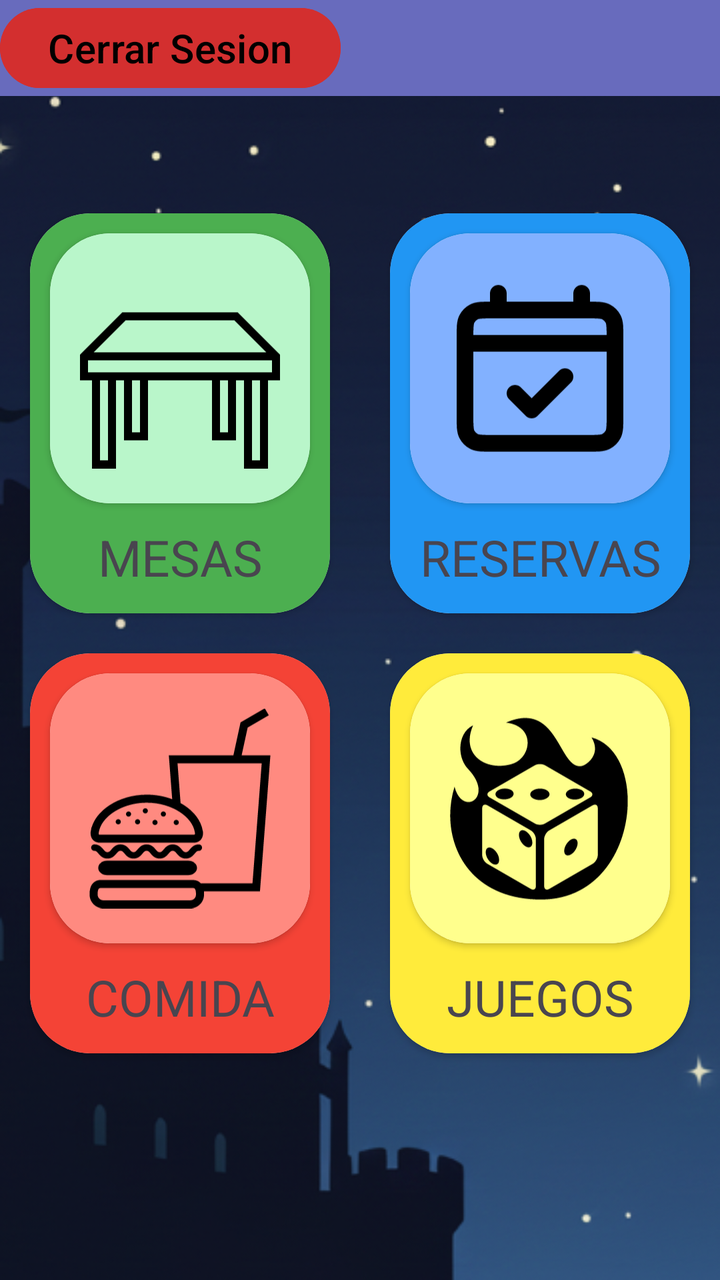
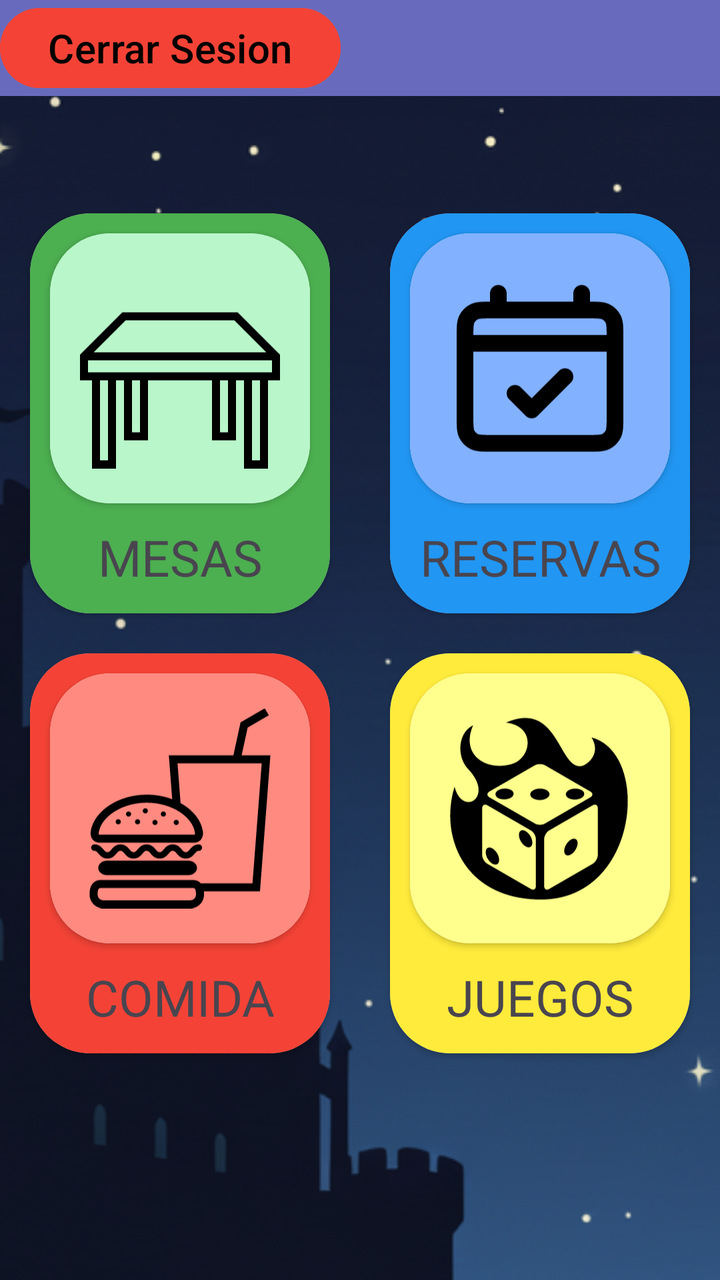

Screens rendered from an Android XML layout before and after an edit, with the pre-edit source and the edit as a unified diff.
<!-- AndroidManifest.xml: application theme Theme.LaPosada -->
<!-- res/layout/activity_home_menu.xml -->
<?xml version="1.0" encoding="utf-8"?>
<androidx.constraintlayout.widget.ConstraintLayout xmlns:android="http://schemas.android.com/apk/res/android"
    xmlns:app="http://schemas.android.com/apk/res-auto"
    xmlns:tools="http://schemas.android.com/tools"
    android:id="@+id/main"
    android:layout_width="match_parent"
    android:layout_height="match_parent"
    tools:context=".HomeMenu_Activity"
    android:background="@drawable/fondo_default"
    >

    <androidx.constraintlayout.widget.Guideline
        android:layout_width="wrap_content"
        android:layout_height="wrap_content"
        android:orientation="horizontal"
        app:layout_constraintGuide_percent="0.075"
        android:id="@+id/guideLine_top"
        />
    <androidx.constraintlayout.widget.ConstraintLayout
        android:layout_width="match_parent"
        android:layout_height="0dp"
        android:id="@+id/linearLayout_topMenu"
        app:layout_constraintTop_toTopOf="parent"
        app:layout_constraintBottom_toBottomOf="@id/guideLine_top"
        app:layout_constraintStart_toStartOf="parent"
        android:background="@color/purple_blue"
        android:weightSum="100"
        >
        <Button
            android:id="@+id/button_backButton"
            android:layout_width="wrap_content"
            android:layout_height="match_parent"

            android:backgroundTint="@color/red_dark"
            android:text="Cerrar Sesion"
            app:layout_constraintTop_toTopOf="parent"
            app:layout_constraintBottom_toBottomOf="parent"
            app:layout_constraintStart_toStartOf="parent"
            android:textColor="@color/black"
            android:textSize="20sp"
            />



    </androidx.constraintlayout.widget.ConstraintLayout>

    <androidx.constraintlayout.widget.Guideline
        android:layout_width="wrap_content"
        android:layout_height="wrap_content"
        android:orientation="vertical"
        android:id="@+id/guideLine_middle"
        app:layout_constraintGuide_percent="0.5"
        />

    <androidx.cardview.widget.CardView
        android:id="@+id/cardView_tablesMenu"
        android:layout_width="150dp"
        android:layout_height="200dp"
        app:layout_constraintTop_toBottomOf="@id/linearLayout_topMenu"
        app:layout_constraintBottom_toBottomOf="parent"
        app:layout_constraintStart_toStartOf="parent"
        app:layout_constraintEnd_toEndOf="@id/guideLine_middle"
        app:cardCornerRadius="30dp"
        app:layout_constraintVertical_bias="0.15"
        >
        <LinearLayout
            android:layout_width="match_parent"
            android:layout_height="match_parent"
            android:orientation="vertical"
            android:background="@color/green"
            android:weightSum="100"
            >
            <androidx.cardview.widget.CardView
                android:layout_width="match_parent"
                android:layout_height="0dp"
                android:layout_weight="75"
                app:cardCornerRadius="30dp"
                android:layout_margin="10dp"
                >

                <LinearLayout
                    android:layout_width="match_parent"
                    android:layout_height="match_parent"
                    android:orientation="vertical"
                    android:background="@color/pastel_green"
                    >
                    <ImageView
                        android:layout_width="match_parent"
                        android:layout_height="match_parent"
                        android:src="@drawable/table"
                        android:padding="15dp"
                        />
                </LinearLayout>

            </androidx.cardview.widget.CardView>
            <TextView
                android:layout_width="match_parent"
                android:layout_height="0dp"
                android:layout_weight="25"
                android:text="@string/tables_title"
                android:gravity="center|top"
                android:textSize="25sp"
                />

        </LinearLayout>

    </androidx.cardview.widget.CardView>

    <androidx.cardview.widget.CardView
        android:id="@+id/cardView_reservasMenu"
        android:layout_width="150dp"
        android:layout_height="200dp"
        app:layout_constraintTop_toBottomOf="@id/linearLayout_topMenu"
        app:layout_constraintBottom_toBottomOf="parent"
        app:layout_constraintStart_toStartOf="@id/guideLine_middle"
        app:layout_constraintEnd_toEndOf="parent"
        app:cardCornerRadius="30dp"
        app:layout_constraintVertical_bias="0.15"
        >
        <LinearLayout
            android:layout_width="match_parent"
            android:layout_height="match_parent"
            android:orientation="vertical"
            android:background="@color/blue"
            android:weightSum="100"
            >
            <androidx.cardview.widget.CardView
                android:layout_width="match_parent"
                android:layout_height="0dp"
                android:layout_weight="75"
                app:cardCornerRadius="30dp"
                android:layout_margin="10dp"
                >

                <LinearLayout
                    android:layout_width="match_parent"
                    android:layout_height="match_parent"
                    android:orientation="vertical"
                    android:background="@color/pastel_blue"
                    >
                    <ImageView
                        android:layout_width="match_parent"
                        android:layout_height="match_parent"
                        android:src="@drawable/calendar"
                        android:padding="15dp"
                        />
                </LinearLayout>

            </androidx.cardview.widget.CardView>
            <TextView
                android:layout_width="match_parent"
                android:layout_height="0dp"
                android:layout_weight="25"
                android:text="@string/reservas_title"
                android:gravity="center|top"
                android:textSize="25sp"
                />

        </LinearLayout>

    </androidx.cardview.widget.CardView>
    <androidx.cardview.widget.CardView
        android:id="@+id/cardView_foodMenu"
        android:layout_width="150dp"
        android:layout_height="200dp"
        app:layout_constraintTop_toBottomOf="@id/cardView_tablesMenu"
        app:layout_constraintBottom_toBottomOf="parent"
        app:layout_constraintStart_toStartOf="@id/cardView_tablesMenu"
        app:cardCornerRadius="30dp"
        app:layout_constraintVertical_bias="0.15"

        >
        <LinearLayout
            android:layout_width="match_parent"
            android:layout_height="match_parent"
            android:orientation="vertical"
            android:background="@color/red"
            android:weightSum="100"
            >
            <androidx.cardview.widget.CardView
                android:layout_width="match_parent"
                android:layout_height="0dp"
                android:layout_weight="75"
                app:cardCornerRadius="30dp"
                android:layout_margin="10dp"
                >

                <LinearLayout
                    android:layout_width="match_parent"
                    android:layout_height="match_parent"
                    android:orientation="vertical"
                    android:background="@color/pastel_red"
                    >
                    <ImageView
                        android:layout_width="match_parent"
                        android:layout_height="match_parent"
                        android:src="@drawable/food"
                        android:padding="15dp"
                        />
                </LinearLayout>

            </androidx.cardview.widget.CardView>
            <TextView
                android:layout_width="match_parent"
                android:layout_height="0dp"
                android:layout_weight="25"
                android:text="@string/food_title"
                android:gravity="center|top"
                android:textSize="25sp"
                />

        </LinearLayout>

    </androidx.cardview.widget.CardView>
    <androidx.cardview.widget.CardView
        android:id="@+id/cardView_gamesMenu"
        android:layout_width="150dp"
        android:layout_height="200dp"
        app:layout_constraintTop_toBottomOf="@id/cardView_reservasMenu"
        app:layout_constraintBottom_toBottomOf="parent"
        app:layout_constraintStart_toStartOf="@id/cardView_reservasMenu"
        app:cardCornerRadius="30dp"
        app:layout_constraintVertical_bias="0.15"
        >
        <LinearLayout
            android:layout_width="match_parent"
            android:layout_height="match_parent"
            android:orientation="vertical"
            android:background="@color/yellow"
            android:weightSum="100"
            >
            <androidx.cardview.widget.CardView
                android:layout_width="match_parent"
                android:layout_height="0dp"
                android:layout_weight="75"
                app:cardCornerRadius="30dp"
                android:layout_margin="10dp"
                >

                <LinearLayout
                    android:layout_width="match_parent"
                    android:layout_height="match_parent"
                    android:orientation="vertical"
                    android:background="@color/pastel_yellow"
                    >
                    <ImageView
                        android:layout_width="match_parent"
                        android:layout_height="match_parent"
                        android:src="@drawable/fire_dice"
                        android:padding="15dp"
                        />
                </LinearLayout>

            </androidx.cardview.widget.CardView>
            <TextView
                android:layout_width="match_parent"
                android:layout_height="0dp"
                android:layout_weight="25"
                android:text="@string/games_title"
                android:gravity="center|top"
                android:textSize="25sp"
                />

        </LinearLayout>

    </androidx.cardview.widget.CardView>



</androidx.constraintlayout.widget.ConstraintLayout>
<!-- resources referenced by this layout -->
<resources>
  <color name="black">#FF000000</color>
  <color name="blue">#2196F3</color>
  <color name="green">#4CAF50</color>
  <color name="pastel_blue">#82B1FF</color>
  <color name="pastel_green">#B9F6CA</color>
  <color name="pastel_red">#FF8A80</color>
  <color name="pastel_yellow">#FFFF8D</color>
  <color name="purple_blue">#686bbd</color>
  <color name="red">#F44336</color>
  <color name="red_dark">#D32F2F</color>
  <color name="yellow">#FFEB3B</color>
  <!-- drawable calendar (drawable) -->
  <vector xmlns:android="http://schemas.android.com/apk/res/android"
      android:width="800dp"
      android:height="800dp"
      android:viewportWidth="24"
      android:viewportHeight="24">
    <path
        android:pathData="M3,9H21M9,15L11,17L15,13M7,3V5M17,3V5M6.2,21H17.8C18.92,21 19.48,21 19.908,20.782C20.284,20.59 20.59,20.284 20.782,19.908C21,19.48 21,18.92 21,17.8V8.2C21,7.08 21,6.52 20.782,6.092C20.59,5.716 20.284,5.41 19.908,5.218C19.48,5 18.92,5 17.8,5H6.2C5.08,5 4.52,5 4.092,5.218C3.716,5.41 3.41,5.716 3.218,6.092C3,6.52 3,7.08 3,8.2V17.8C3,18.92 3,19.48 3.218,19.908C3.41,20.284 3.716,20.59 4.092,20.782C4.52,21 5.08,21 6.2,21Z"
        android:strokeLineJoin="round"
        android:strokeWidth="2"
        android:fillColor="#00000000"
        android:strokeColor="#000000"
        android:strokeLineCap="round"/>
  </vector>
  <!-- drawable table (drawable) -->
  <vector xmlns:android="http://schemas.android.com/apk/res/android"
      android:width="800dp"
      android:height="800dp"
      android:viewportWidth="50"
      android:viewportHeight="50">
    <path
        android:pathData="M10.586,11L0.381,21.205A1,1 0,0 0,0.189 21.396L0,21.586L0,21.832A1,1 0,0 0,0 22.158L0,28L3,28L3,50L9,50L9,28L11,28L11,43L17,43L17,28L33,28L33,43L39,43L39,28L41,28L41,50L47,50L47,28L50,28L50,22.168A1,1 0,0 0,50 21.842L50,21.586L49.807,21.393A1,1 0,0 0,49.623 21.207A1,1 0,0 0,49.617 21.203L39.414,11L39,11L10.586,11zM11.414,13L38.586,13L46.586,21L3.414,21L11.414,13zM2,23L48,23L48,26L46.168,26A1,1 0,0 0,45.842 26L42.154,26A1,1 0,0 0,41.984 25.986A1,1 0,0 0,41.84 26L38.168,26A1,1 0,0 0,37.842 26L34.154,26A1,1 0,0 0,33.984 25.986A1,1 0,0 0,33.84 26L16.168,26A1,1 0,0 0,15.842 26L12.154,26A1,1 0,0 0,11.984 25.986A1,1 0,0 0,11.84 26L8.168,26A1,1 0,0 0,7.842 26L4.154,26A1,1 0,0 0,3.984 25.986A1,1 0,0 0,3.84 26L2,26L2,23zM5,28L7,28L7,48L5,48L5,28zM13,28L15,28L15,41L13,41L13,28zM35,28L37,28L37,41L35,41L35,28zM43,28L45,28L45,48L43,48L43,28z"
        android:fillColor="#000000"/>
  </vector>
  <string name="food_title">COMIDA</string>
  <string name="games_title">JUEGOS</string>
  <string name="reservas_title">RESERVAS</string>
  <string name="tables_title">MESAS</string>
  <style name="Theme.LaPosada" parent="Base.Theme.LaPosada" />
  <style name="Base.Theme.LaPosada" parent="Theme.Material3.DayNight.NoActionBar">
          
          
      </style>
  <!-- unchanged entries left out for length: 3 -->
</resources>

<!-- the commit's change to res/layout/activity_home_menu.xml (unified diff, before → after) -->
@@ -29,10 +29,10 @@
         <Button
             android:id="@+id/button_backButton"
             android:layout_width="wrap_content"
-            android:layout_height="match_parent"
-
-            android:backgroundTint="@color/red_dark"
-            android:text="Cerrar Sesion"
+            android:layout_height="wrap_content"
+
+            android:backgroundTint="@color/red"
+            android:text="@string/logout_title"
             app:layout_constraintTop_toTopOf="parent"
             app:layout_constraintBottom_toBottomOf="parent"
             app:layout_constraintStart_toStartOf="parent"
<!-- resource entries referenced after the edit -->
@@ -9,7 +9,6 @@
   <color name="pastel_yellow">#FFFF8D</color>
   <color name="purple_blue">#686bbd</color>
   <color name="red">#F44336</color>
-  <color name="red_dark">#D32F2F</color>
   <color name="yellow">#FFEB3B</color>
   <!-- drawable calendar (drawable) -->
   <vector xmlns:android="http://schemas.android.com/apk/res/android"
@@ -37,6 +36,7 @@
   </vector>
   <string name="food_title">COMIDA</string>
   <string name="games_title">JUEGOS</string>
+  <string name="logout_title">Cerrar Sesion</string>
   <string name="reservas_title">RESERVAS</string>
   <string name="tables_title">MESAS</string>
   <style name="Theme.LaPosada" parent="Base.Theme.LaPosada" />
